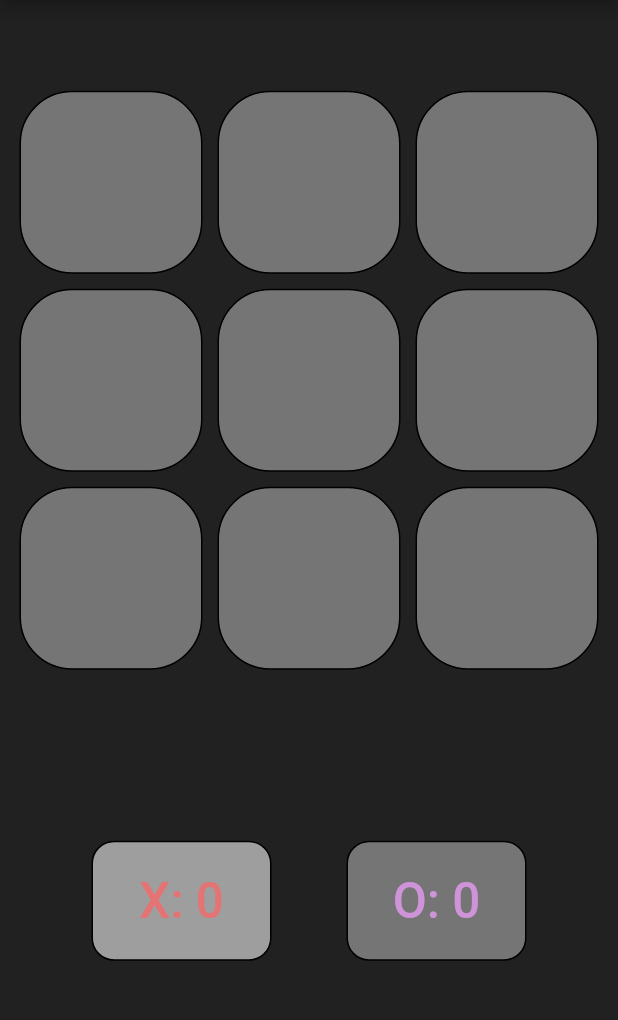
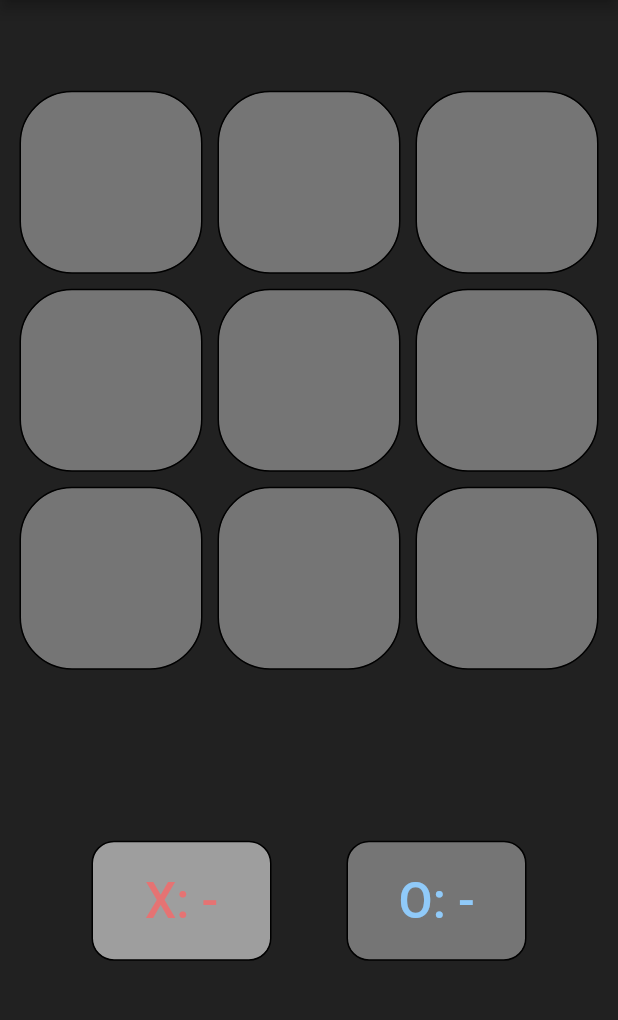
Before and after one commit to blackout358/TicTacToe, a Flutter app: the screen it shows after launch, on a phone screen of 412 x 824 dp, the part 84-1104 px from its top. Run offline on Flutter 3.47's test engine with Material 2 defaults, Android fonts, the phone set to English and light mode, and no system bars.

Commit message:
Cleaned up code

```diff
--- a/lib/logic/gameboard.dart
+++ b/lib/logic/gameboard.dart
@@ -97,9 +97,7 @@ class GameBoard {
     winner = victor;
   }
 
-  String getWinner() {
-    return winner;
-  }
+  String getWinner() => winner;
 
   void updateScore(String victor) {
     victor == "X" ? xScore++ : oScore++;
--- a/lib/main.dart
+++ b/lib/main.dart
@@ -11,7 +11,7 @@ class MainApp extends StatelessWidget {
 
   @override
   Widget build(BuildContext context) {
-    return MaterialApp(
+    return const MaterialApp(
       debugShowCheckedModeBanner: false,
       home: Scaffold(
         backgroundColor: Color(0xFF212121),
--- a/lib/screens/main_screen.dart
+++ b/lib/screens/main_screen.dart
@@ -1,6 +1,7 @@
+// ignore_for_file: sized_box_for_whitespace
+
 import 'package:flutter/material.dart';
 import 'package:tictactoe/logic/gameboard.dart';
-import 'package:tictactoe/widgets/app_button.dart';
 import 'package:tictactoe/widgets/scoreboard.dart';
 import 'package:tictactoe/widgets/winner_text.dart';
 import '../widgets/gridview_buttons.dart';
@@ -39,7 +40,6 @@ class _MainScreenState extends State<MainScreen> {
               turn: turn,
               onPressed: () {},
               displayXO: displayXO,
-              winner: winner,
               myGameBoard: myGameBoard,
               updateWinner: updateWinner,
             ),
@@ -48,56 +48,7 @@ class _MainScreenState extends State<MainScreen> {
             myGameBoard: myGameBoard,
             turn: turn,
           ),
-          // Row(
-          //   // crossAxisAlignment: CrossAxisAlignment.center,
-          //   mainAxisAlignment: MainAxisAlignment.center,
-          //   children: [
-          //     AppButtons(
-          //       foregroundColor: Colors.red,
-          //       backgroundColor: Colors.white,
-          //       borderColor: Colors.black,
-          //       text: "X",
-          //       width: 90,
-          //       height: 90,
-          //       borderRadius: 15,
-          //       onPressed: () {
-          //         setState(() {
-          //           turn = "X";
-          //         });
-          //       },
-          //     ),
-          //     AppButtons(
-          //       foregroundColor: Colors.red,
-          //       backgroundColor: Colors.white,
-          //       borderColor: Colors.black,
-          //       text: turn,
-          //       width: 90,
-          //       height: 90,
-          //       borderRadius: 15,
-          //       onPressed: () {
-          //         setState(() {
-          //           myGameBoard.clearBoard();
-          //           myGameBoard.setWinner("");
-          //           updateWinner("");
-          //         });
-          //       },
-          //     ),
-          //     AppButtons(
-          //       foregroundColor: Colors.red,
-          //       backgroundColor: Colors.white,
-          //       borderColor: Colors.black,
-          //       text: "O",
-          //       width: 90,
-          //       height: 90,
-          //       borderRadius: 15,
-          //       onPressed: () {
-          //         print("myGameBoard: ${myGameBoard.getWinner()}");
-          //         print("Winner: $winner");
-          //       },
-          //     ),
-          //   ],
-          // ),
-          Padding(padding: EdgeInsets.all(4)),
+          const Padding(padding: EdgeInsets.all(4)),
           WinnerText(myGameBoard: myGameBoard, winner: winner),
         ],
       ),
--- a/lib/widgets/app_button.dart
+++ b/lib/widgets/app_button.dart
@@ -2,16 +2,16 @@ import 'package:flutter/material.dart';
 
 class AppButtons extends StatelessWidget {
   final Color foregroundColor;
-  Color backgroundColor;
+  final Color backgroundColor;
   final Color borderColor;
   final String text;
   final int borderRadius;
   final VoidCallback onPressed;
-  IconData? icon;
-  double width;
-  double height;
-  double font;
-  AppButtons({
+  final IconData? icon;
+  final double width;
+  final double height;
+  final double font;
+  const AppButtons({
     super.key,
     required this.foregroundColor,
     required this.backgroundColor,
@@ -30,9 +30,7 @@ class AppButtons extends StatelessWidget {
       width: width,
       height: height,
       child: Container(
-        margin: EdgeInsets.all(5),
-        // width: width,
-        // height: height,
+        margin: const EdgeInsets.all(5),
         decoration: BoxDecoration(
           color: backgroundColor,
           borderRadius: BorderRadius.circular(borderRadius.toDouble()),
@@ -44,7 +42,6 @@ class AppButtons extends StatelessWidget {
         child: ElevatedButton(
           onPressed: onPressed,
           style: ElevatedButton.styleFrom(
-            // minimumSize: Size.fromWidth(width).height(height),
             backgroundColor: Colors.transparent,
             shadowColor: Colors.transparent,
             foregroundColor: foregroundColor,
--- a/lib/widgets/appbar.dart
+++ b/lib/widgets/appbar.dart
@@ -1,23 +1,18 @@
 import 'package:flutter/material.dart';
 
-class CustomAppBar extends StatefulWidget implements PreferredSizeWidget {
-  CustomAppBar({Key? key})
-      : preferredSize = Size.fromHeight(kToolbarHeight),
+class CustomAppBar extends StatelessWidget implements PreferredSizeWidget {
+  const CustomAppBar({Key? key})
+      : preferredSize = const Size.fromHeight(kToolbarHeight),
         super(key: key);
 
   @override
   final Size preferredSize; // default is 56.0
 
   @override
-  _CustomAppBarState createState() => _CustomAppBarState();
-}
-
-class _CustomAppBarState extends State<CustomAppBar> {
-  @override
   Widget build(BuildContext context) {
     return AppBar(
-      backgroundColor: Color(0xFF757575),
-      leading: Icon(Icons.gamepad_rounded),
+      backgroundColor: const Color(0xFF757575),
+      leading: const Icon(Icons.gamepad_rounded),
       title: const Text("Tic Tac Toe"),
       centerTitle: true,
     );
--- a/lib/widgets/gridview_buttons.dart
+++ b/lib/widgets/gridview_buttons.dart
@@ -1,21 +1,18 @@
 import 'package:flutter/material.dart';
 import 'package:tictactoe/logic/gameboard.dart';
-import 'package:tictactoe/logic/win_checker.dart';
 import 'package:tictactoe/widgets/app_button.dart';
 
 class ButtonGrid extends StatefulWidget {
   final VoidCallback onPressed;
-  String turn;
-  String winner;
-  List<String> displayXO;
-  GameBoard myGameBoard;
+  final String turn;
+  final List<String> displayXO;
+  final GameBoard myGameBoard;
   final Function(String) updateWinner;
-  ButtonGrid({
+  const ButtonGrid({
     super.key,
     required this.turn,
     required this.onPressed,
     required this.displayXO,
-    required this.winner,
     required this.myGameBoard,
     required this.updateWinner,
   });
@@ -37,7 +34,7 @@ class _ButtonGridState extends State<ButtonGrid> {
       itemBuilder: (BuildContext context, int index) {
         return AppButtons(
           foregroundColor: Colors.white,
-          backgroundColor: Color(0xFF757575),
+          backgroundColor: const Color(0xFF757575),
           borderColor: Colors.black,
           text: widget.myGameBoard.getGridValue(index),
           width: 10,
@@ -48,22 +45,16 @@ class _ButtonGridState extends State<ButtonGrid> {
               if (hasWon) {
                 widget.myGameBoard.clearBoard();
                 widget.myGameBoard.setWinner("");
-                widget.updateWinner(widget.winner);
-                widget.winner = "";
+                widget.updateWinner(widget.myGameBoard.getWinner());
                 hasWon = !hasWon;
               }
               widget.myGameBoard.setXO(index);
               var didWin = widget.myGameBoard.isWinner();
-              widget.updateWinner(widget.winner);
-              print(widget.myGameBoard.getGrid());
+              widget.updateWinner(widget.myGameBoard.getWinner());
               if (didWin) {
                 hasWon = true;
-                widget.winner = widget.myGameBoard.getWinner();
-                widget.updateWinner(widget.winner);
-                print("myGameBoard: ${widget.myGameBoard.getWinner()}");
-                print("Winner: ${widget.winner}");
+                widget.updateWinner(widget.myGameBoard.getWinner());
               }
-              // print(widget.myGameBoard.getGrid());
             });
           },
           font: 0.075,
--- a/lib/widgets/scoreboard.dart
+++ b/lib/widgets/scoreboard.dart
@@ -4,9 +4,9 @@ import 'package:tictactoe/logic/gameboard.dart';
 import 'app_button.dart';
 
 class Scoreboard extends StatefulWidget {
-  GameBoard myGameBoard;
-  String turn;
-  Scoreboard({super.key, required this.myGameBoard, required this.turn});
+  final GameBoard myGameBoard;
+  final String turn;
+  const Scoreboard({super.key, required this.myGameBoard, required this.turn});
 
   @override
   State<Scoreboard> createState() => _ScoreboardState();
@@ -19,14 +19,13 @@ class _ScoreboardState extends State<Scoreboard> {
       mainAxisAlignment: MainAxisAlignment.center,
       children: [
         AppButtons(
-          foregroundColor: widget.myGameBoard.getTurn() == "X"
-              ? Colors.red[300]!
-              : Colors.purple[200]!,
+          foregroundColor: Colors.red[300]!,
           backgroundColor: widget.myGameBoard.getTurn() == "X"
-              ? Color(0xFF9E9E9E)
-              : Color(0xFF757575),
+              ? const Color(0xFF9E9E9E)
+              : const Color(0xFF757575),
           borderColor: Colors.black,
-          text: "X: ${widget.myGameBoard.getXScore()}",
+          text:
+              "X: ${widget.myGameBoard.getXScore() == 0 ? "-" : widget.myGameBoard.getXScore()}",
           width: 130,
           height: 90,
           borderRadius: 15,
@@ -37,30 +36,15 @@ class _ScoreboardState extends State<Scoreboard> {
           },
           font: 0.04,
         ),
-        // AppButtons(
-        //   foregroundColor: Colors.purple[200]!,
-        //   backgroundColor: Color(0xFF757575),
-        //   borderColor: Colors.black,
-        //   text: widget.myGameBoard.getTurn(),
-        //   width: 90,
-        //   height: 90,
-        //   borderRadius: 15,
-        //   onPressed: () {
-        //     setState(() {
-        //       widget.myGameBoard.setWinner("X");
-        //     });
-        //   },
-        // ),
-        Padding(padding: EdgeInsets.symmetric(horizontal: 20)),
+        const Padding(padding: EdgeInsets.symmetric(horizontal: 20)),
         AppButtons(
-          foregroundColor: widget.myGameBoard.getTurn() == "O"
-              ? Colors.red[300]!
-              : Colors.purple[200]!,
+          foregroundColor: Colors.blue[200]!,
           backgroundColor: widget.myGameBoard.getTurn() == "O"
-              ? Color(0xFF9E9E9E)
-              : Color(0xFF757575),
+              ? const Color(0xFF9E9E9E)
+              : const Color(0xFF757575),
           borderColor: Colors.black,
-          text: "O: ${widget.myGameBoard.getOScore()}",
+          text:
+              "O: ${widget.myGameBoard.getOScore() == 0 ? "-" : widget.myGameBoard.getOScore()}",
           width: 130,
           height: 90,
           borderRadius: 15,
--- a/lib/widgets/winner_text.dart
+++ b/lib/widgets/winner_text.dart
@@ -3,9 +3,9 @@ import 'package:flutter/material.dart';
 import '../logic/gameboard.dart';
 
 class WinnerText extends StatefulWidget {
-  GameBoard myGameBoard;
-  String winner;
-  WinnerText({
+  final GameBoard myGameBoard;
+  final String winner;
+  const WinnerText({
     super.key,
     required this.myGameBoard,
     required this.winner,
```
Also changed, not shown: lib/logic/win_checker.dart (deleted, +0 -42 lines).
